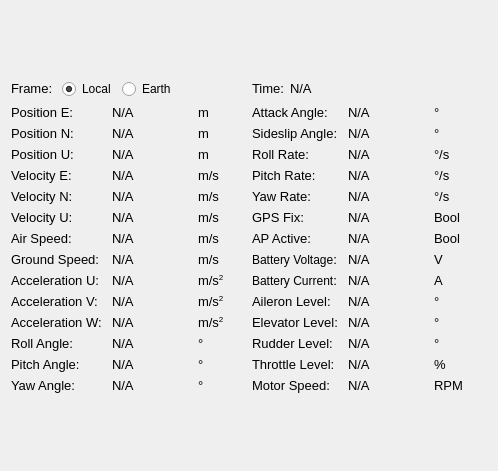
Before: the Qt Designer form src/ground_station/src/Widgets/forms/WidgetSensorData.ui in MacProSector/uavEE, drawn with Qt 5.
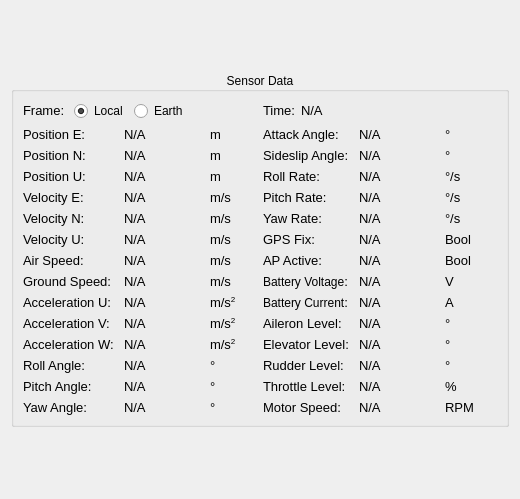
After: the same form once the commit is applied.

Commit message: Added group boxes to all widgets; Fixed aspect ratio for PFD widget.; Removing empty group boxes in maneuver planner.

The edit to the form file:
```diff
--- a/src/ground_station/src/Widgets/forms/WidgetSensorData.ui
+++ b/src/ground_station/src/Widgets/forms/WidgetSensorData.ui
@@ -6,8 +6,8 @@
    <rect>
     <x>0</x>
     <y>0</y>
-    <width>498</width>
-    <height>471</height>
+    <width>520</width>
+    <height>499</height>
    </rect>
   </property>
   <property name="sizePolicy">
@@ -19,8 +19,11 @@
   <property name="windowTitle">
    <string>Form</string>
   </property>
-  <layout class="QVBoxLayout" name="verticalLayout_9">
-   <item>
+  <layout class="QGridLayout" name="gridLayout_2">
+   <property name="verticalSpacing">
+    <number>6</number>
+   </property>
+   <item row="0" column="0">
     <spacer name="verticalSpacer_2">
      <property name="orientation">
       <enum>Qt::Vertical</enum>
@@ -33,9 +36,19 @@
      </property>
     </spacer>
    </item>
-   <item>
-    <layout class="QHBoxLayout" name="horizontalLayout_7">
-     <item>
+   <item row="1" column="0">
+    <widget class="QGroupBox" name="groupBox">
+     <property name="title">
+      <string>Sensor Data</string>
+     </property>
+     <property name="alignment">
+      <set>Qt::AlignCenter</set>
+     </property>
+     <layout class="QGridLayout" name="gridLayout">
+      <property name="verticalSpacing">
+       <number>6</number>
+      </property>
+      <item row="0" column="0">
       <layout class="QVBoxLayout" name="verticalLayout_8">
        <item>
         <layout class="QHBoxLayout" name="horizontalLayout_6">
@@ -1032,7 +1045,7 @@
        </item>
       </layout>
      </item>
-     <item>
+      <item row="0" column="1">
       <layout class="QVBoxLayout" name="verticalLayout_7">
        <item>
         <layout class="QHBoxLayout" name="horizontalLayout_5">
@@ -2025,8 +2038,9 @@
       </layout>
      </item>
     </layout>
+    </widget>
    </item>
-   <item>
+   <item row="2" column="0">
     <spacer name="verticalSpacer">
      <property name="orientation">
       <enum>Qt::Vertical</enum>
```
Lines whose indentation alone changed are shown as unchanged. The commit also changes 14 other files.
